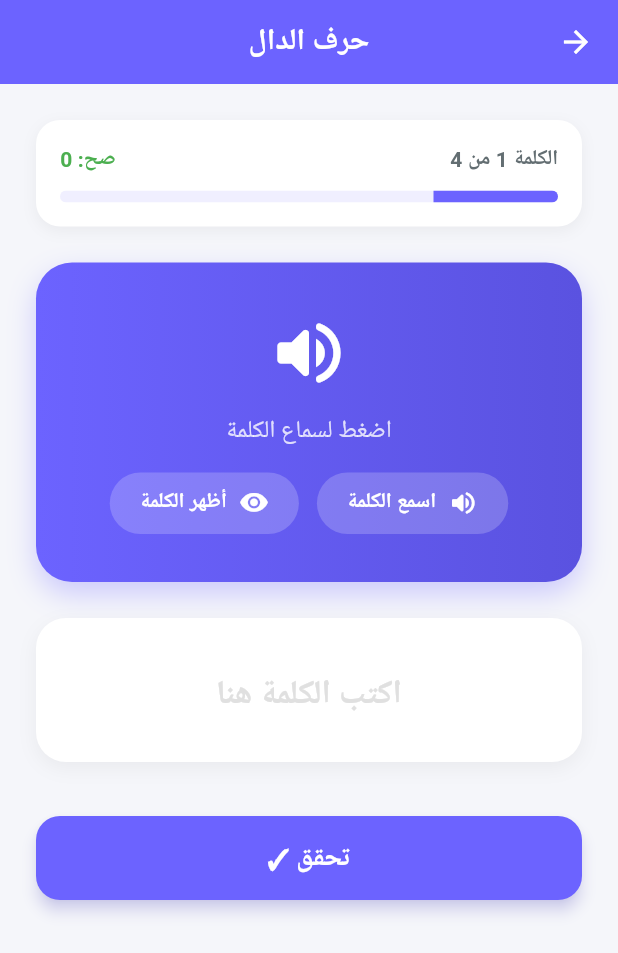
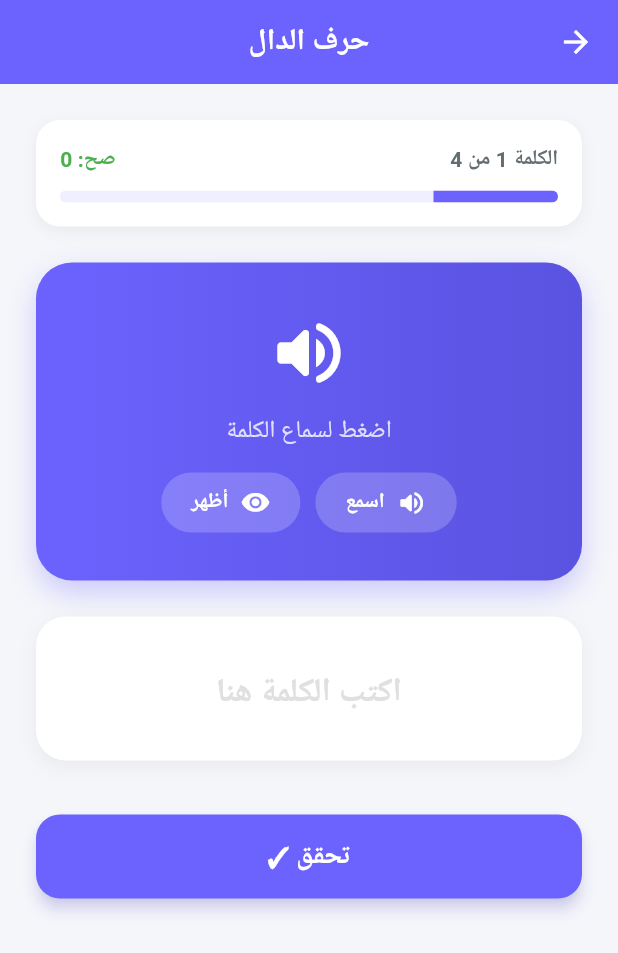
Before and after one commit to moringaiq2017-oss/education-app, a Flutter app: the DictationPracticeScreen screen opened directly with sample values from the repository, on a phone screen of 412 x 824 dp. Shown: the top 953 px of the screen. Run offline on Flutter 3.47's test engine with Material 3 defaults, Android fonts, the phone set to English and light mode, and no system bars; our stand-ins replace audioplayers, device_info_plus, dio, google_fonts, hive, hive_flutter; accounts and stored records are empty; network calls fail; Roboto replaces fonts that are missing (Cairo).

Commit message:
fix: إصلاح overflow بأزرار شاشة الإملاء - استخدام Wrap بدل Row
Co-Authored-By: Claude Opus 4.6 (1M context) <noreply@anthropic.com>

```diff
--- a/mobile/lib/screens/sections/dictation_screen.dart
+++ b/mobile/lib/screens/sections/dictation_screen.dart
@@ -355,18 +355,19 @@ class _DictationPracticeScreenState extends State<DictationPracticeScreen> {
                     ),
                   const SizedBox(height: 16),
                   // أزرار السماع وإظهار الكلمة
-                  Row(
-                    mainAxisAlignment: MainAxisAlignment.center,
+                  Wrap(
+                    alignment: WrapAlignment.center,
+                    spacing: 10,
+                    runSpacing: 8,
                     children: [
                       _ActionButton(
                         icon: Icons.volume_up_rounded,
-                        label: 'اسمع الكلمة',
+                        label: 'اسمع',
                         onTap: () => _tts.speak(_currentWord),
                       ),
-                      const SizedBox(width: 12),
                       _ActionButton(
                         icon: Icons.visibility_rounded,
-                        label: 'أظهر الكلمة',
+                        label: 'أظهر',
                         onTap: _showCurrentWord,
                       ),
                     ],
```
